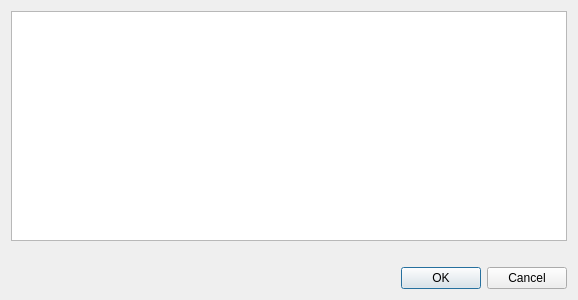
First picture: the form in ctie/loadDialog.ui, repository buganini/cluto, before the edit.
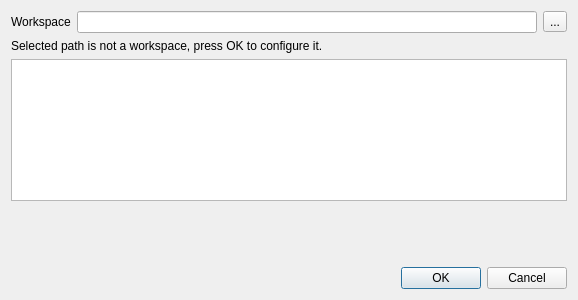
Second picture: the form after the edit.

Commit message: merge opening workspace and loading savepoint

The edit to the form file:
```diff
--- a/ctie/loadDialog.ui
+++ b/ctie/loadDialog.ui
@@ -27,10 +27,59 @@
   </property>
   <layout class="QVBoxLayout" name="verticalLayout_2">
    <item>
-    <layout class="QVBoxLayout" name="verticalLayout" stretch="1,0,0">
+    <layout class="QVBoxLayout" name="verticalLayout" stretch="0,0,1,0,0,0">
+     <item>
+      <layout class="QHBoxLayout" name="horizontalLayout">
+       <item>
+        <widget class="QLabel" name="label">
+         <property name="text">
+          <string>Workspace</string>
+         </property>
+        </widget>
+       </item>
+       <item>
+        <widget class="QLineEdit" name="workspace_path">
+         <property name="readOnly">
+          <bool>true</bool>
+         </property>
+        </widget>
+       </item>
+       <item>
+        <widget class="QToolButton" name="btn_workspace">
+         <property name="text">
+          <string>...</string>
+         </property>
+        </widget>
+       </item>
+      </layout>
+     </item>
+     <item>
+      <layout class="QHBoxLayout" name="horizontalLayout_2">
+       <item>
+        <widget class="QLabel" name="label_not_configured">
+         <property name="text">
+          <string>Selected path is not a workspace, press OK to configure it.</string>
+         </property>
+        </widget>
+       </item>
+      </layout>
+     </item>
      <item>
       <widget class="QTableView" name="table_data"/>
      </item>
+     <item>
+      <spacer name="verticalSpacer">
+       <property name="orientation">
+        <enum>Qt::Vertical</enum>
+       </property>
+       <property name="sizeHint" stdset="0">
+        <size>
+         <width>20</width>
+         <height>40</height>
+        </size>
+       </property>
+      </spacer>
+     </item>
      <item>
       <widget class="QLabel" name="status">
        <property name="text">
```
The commit also changes 4 other files.
